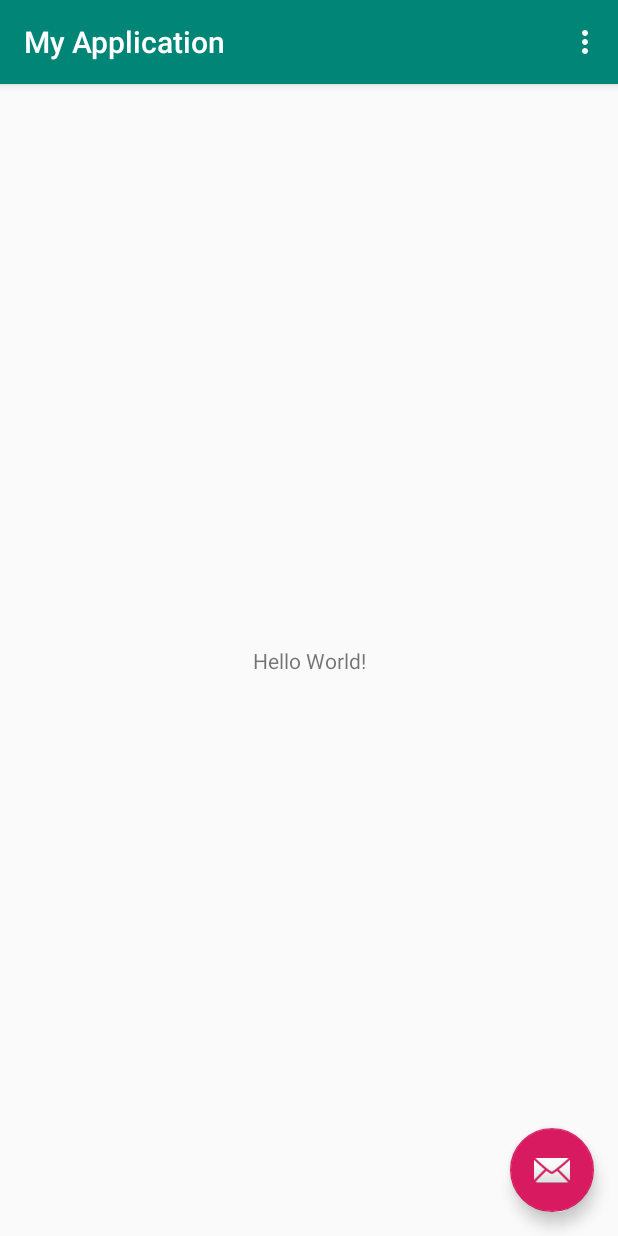
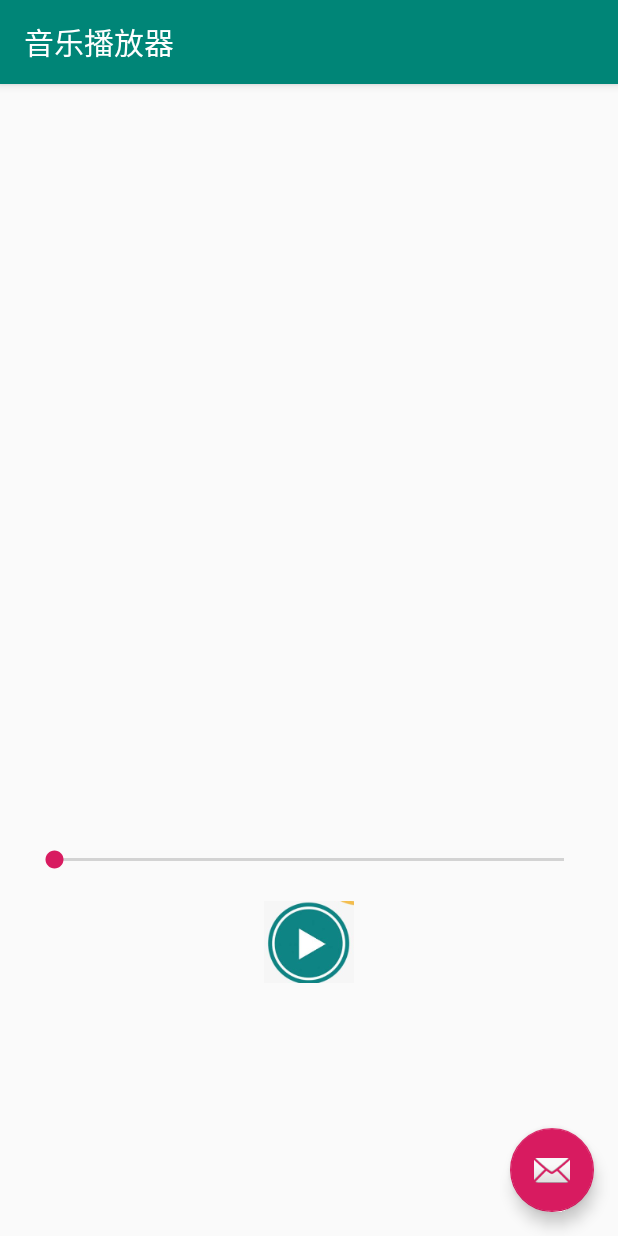
Before and after one commit to rememberag/graduation, an Android app: the screen it shows after launch (MainActivity), on a phone screen of 412 x 824 dp. Run offline under Robolectric (Android 15) with nearby library versions, the phone set to English and light mode, and no system bars.

Commit message:
"初始版本"

```diff
--- a/app/src/main/java/android/demo/com/myapplication/MainActivity.kt
+++ b/app/src/main/java/android/demo/com/myapplication/MainActivity.kt
@@ -1,39 +1,108 @@
 package android.demo.com.myapplication
 
+import android.media.MediaPlayer
 import android.os.Bundle
+import android.os.Environment
 import android.support.design.widget.Snackbar
 import android.support.v7.app.AppCompatActivity;
-import android.view.Menu
-import android.view.MenuItem
+import android.util.Log
+import android.widget.SeekBar
 
 import kotlinx.android.synthetic.main.activity_main.*
+import kotlinx.android.synthetic.main.content_main.*
+import java.io.IOException
+import java.util.*
 
 class MainActivity : AppCompatActivity() {
+
+    var currentPosition: Int = 0
+    var mPlayer: MediaPlayer = MediaPlayer()
+    var timer = Timer()
+    val context = this
 
     override fun onCreate(savedInstanceState: Bundle?) {
         super.onCreate(savedInstanceState)
         setContentView(R.layout.activity_main)
+
         setSupportActionBar(toolbar)
-
         fab.setOnClickListener { view ->
             Snackbar.make(view, "Replace with your own action", Snackbar.LENGTH_LONG)
                     .setAction("Action", null).show()
         }
+
+        init()
     }
 
-    override fun onCreateOptionsMenu(menu: Menu): Boolean {
-        // Inflate the menu; this adds items to the action bar if it is present.
-        menuInflater.inflate(R.menu.menu_main, menu)
-        return true
+    fun init() {
+        var filepath: String = Environment.getExternalStorageDirectory().absolutePath +
+                "/netease/cloudmusic/Music/Secret.mp3"
+        try{
+            mPlayer.setDataSource(filepath)
+            mPlayer.prepare()
+        } catch (e: IOException) {
+            e.printStackTrace()
+        }
+
+        mSeekBar.max = mPlayer.duration
+        initListener()
     }
 
-    override fun onOptionsItemSelected(item: MenuItem): Boolean {
-        // Handle action bar item clicks here. The action bar will
-        // automatically handle clicks on the Home/Up button, so long
-        // as you specify a parent activity in AndroidManifest.xml.
-        return when (item.itemId) {
-            R.id.action_settings -> true
-            else -> super.onOptionsItemSelected(item)
+    fun initListener() {
+        mPlayer.setOnCompletionListener {
+            playBt.setImageDrawable(context.getDrawable(R.drawable.playingimage))
+            timer.cancel()
+            timer.purge()
+        }
+        playBt.setOnClickListener {
+            playMusic()
+        }
+        mSeekBar.setOnSeekBarChangeListener(object : SeekBar.OnSeekBarChangeListener {
+            override fun onProgressChanged(seekBar: SeekBar?, progress: Int, fromUser: Boolean) {
+
+            }
+
+            override fun onStartTrackingTouch(seekBar: SeekBar?) {
+                timer.cancel()
+                timer.purge()
+            }
+
+            override fun onStopTrackingTouch(seekBar: SeekBar?) {
+                mPlayer.seekTo(mSeekBar.progress)
+                timer = Timer()
+                timer.schedule(object : TimerTask() {
+                    override fun run() {
+                        mSeekBar.setProgress(mPlayer.currentPosition)
+                        currentPosition = mPlayer.currentPosition
+                        Log.d("MainActivity", "stopone")
+                    }
+                },0, 50)
+                Log.d("MainActivity", "Stop")
+            }
+        })
+    }
+
+    fun playMusic() {
+        if(mPlayer.isPlaying) {
+            mPlayer.pause()
+            timer.cancel()
+            timer.purge()
+            playBt.setImageDrawable(context.getDrawable(R.drawable.playingimage))
+        } else {
+            mPlayer.start()
+            playBt.setImageDrawable(context.getDrawable(R.drawable.stopimage))
+            timer = Timer()
+            timer.schedule(object : TimerTask() {
+                override fun run() {
+                    mSeekBar.setProgress(mPlayer.currentPosition)
+                    currentPosition = mPlayer.currentPosition
+                }
+            },0, 50)
         }
     }
+
+    override fun onDestroy() {
+        mPlayer.release()
+        super.onDestroy()
+    }
+
 }
--- a/app/src/main/res/layout/content_main.xml
+++ b/app/src/main/res/layout/content_main.xml
@@ -1,5 +1,5 @@
 <?xml version="1.0" encoding="utf-8"?>
-<android.support.constraint.ConstraintLayout xmlns:android="http://schemas.android.com/apk/res/android"
+<RelativeLayout xmlns:android="http://schemas.android.com/apk/res/android"
     xmlns:app="http://schemas.android.com/apk/res-auto"
     xmlns:tools="http://schemas.android.com/tools"
     android:layout_width="match_parent"
@@ -8,13 +8,32 @@
     tools:context=".MainActivity"
     tools:showIn="@layout/activity_main">
 
-    <TextView
-        android:layout_width="wrap_content"
-        android:layout_height="wrap_content"
-        android:text="Hello World!"
-        app:layout_constraintBottom_toBottomOf="parent"
-        app:layout_constraintLeft_toLeftOf="parent"
-        app:layout_constraintRight_toRightOf="parent"
-        app:layout_constraintTop_toTopOf="parent" />
+    <ImageView
+            android:id="@+id/albumIv"
+            android:layout_width="match_parent"
+            android:layout_height="300dp"
+            android:layout_marginStart="30dp"
+            android:layout_marginEnd="30dp"
+            android:layout_marginTop="100dp"/>
 
-</android.support.constraint.ConstraintLayout>
+    <SeekBar
+            android:id="@+id/mSeekBar"
+            android:layout_width="match_parent"
+            android:layout_height="wrap_content"
+            android:layout_below="@+id/albumIv"
+            android:layout_marginTop="108dp"
+            android:layout_marginStart="20dp"
+            android:layout_marginEnd="20dp"/>
+
+    <ImageView
+            android:id="@+id/playBt"
+            android:layout_width="60dp"
+            android:layout_height="60dp"
+            android:layout_below="@+id/albumIv"
+            android:layout_marginTop="142dp"
+            android:src="@drawable/playingimage"
+            android:gravity="center"
+            android:scaleType="fitCenter"
+            android:layout_centerHorizontal="true"/>
+
+</RelativeLayout>
--- a/app/src/main/res/values/strings.xml
+++ b/app/src/main/res/values/strings.xml
@@ -1,4 +1,4 @@
 <resources>
-    <string name="app_name">My Application</string>
+    <string name="app_name">音乐播放器</string>
     <string name="action_settings">Settings</string>
 </resources>
```
Also changed, not shown: app/src/main/AndroidManifest.xml (+11 -3 lines), app/src/main/java/android/demo/com/myapplication/MusicBaseService.kt (added, +17 -0 lines), app/src/main/java/data/Song.kt (added, +7 -0 lines), app/src/main/java/utils/MusicUtils.kt (added, +38 -0 lines), app/src/main/res/drawable-xxhdpi/ic_launcher.png (added), app/src/main/res/drawable-xxhdpi/playingimage.png (added), app/src/main/res/drawable-xxhdpi/stopimage.png (added).
